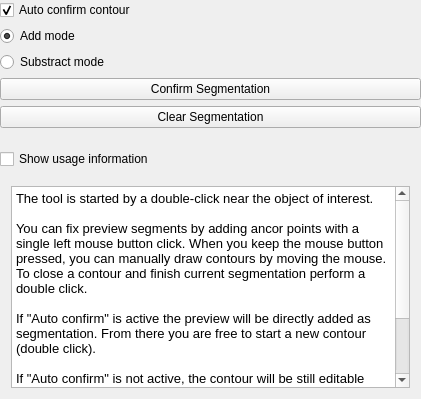
This is Modules/SegmentationUI/Qmitk/QmitkEditableContourToolGUIControls.ui in MITK/MITK as Qt 5 draws it before an edit. The edited form follows.
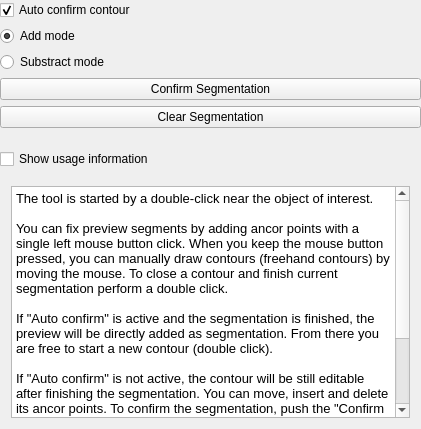
This is the edited form.

Patch:
```diff
--- a/Modules/SegmentationUI/Qmitk/QmitkEditableContourToolGUIControls.ui
+++ b/Modules/SegmentationUI/Qmitk/QmitkEditableContourToolGUIControls.ui
@@ -7,7 +7,7 @@
     <x>0</x>
     <y>0</y>
     <width>421</width>
-    <height>399</height>
+    <height>429</height>
    </rect>
   </property>
   <property name="sizePolicy">
@@ -136,11 +136,11 @@
 &lt;/style&gt;&lt;/head&gt;&lt;body style=&quot; font-family:'MS Shell Dlg 2'; font-size:12pt; font-weight:400; font-style:normal;&quot;&gt;
 &lt;p style=&quot; margin-top:0px; margin-bottom:0px; margin-left:0px; margin-right:0px; -qt-block-indent:0; text-indent:0px;&quot;&gt;&lt;span style=&quot; font-family:'Sans'; font-size:10pt;&quot;&gt;The tool is started by a double-click near the object of interest.&lt;/span&gt;&lt;/p&gt;
 &lt;p style=&quot;-qt-paragraph-type:empty; margin-top:0px; margin-bottom:0px; margin-left:0px; margin-right:0px; -qt-block-indent:0; text-indent:0px; font-family:'Sans'; font-size:10pt;&quot;&gt;&lt;br /&gt;&lt;/p&gt;
-&lt;p style=&quot; margin-top:0px; margin-bottom:0px; margin-left:0px; margin-right:0px; -qt-block-indent:0; text-indent:0px;&quot;&gt;&lt;span style=&quot; font-family:'Sans'; font-size:10pt;&quot;&gt;You can fix preview segments by adding ancor points with a single left mouse button click. When you keep the mouse button pressed, you can manually draw contours by moving the mouse. To close a contour and finish current segmentation perform a double click.&lt;/span&gt;&lt;/p&gt;
+&lt;p style=&quot; margin-top:0px; margin-bottom:0px; margin-left:0px; margin-right:0px; -qt-block-indent:0; text-indent:0px;&quot;&gt;&lt;span style=&quot; font-family:'Sans'; font-size:10pt;&quot;&gt;You can fix preview segments by adding ancor points with a single left mouse button click. When you keep the mouse button pressed, you can manually draw contours (freehand contours) by moving the mouse. To close a contour and finish current segmentation perform a double click.&lt;/span&gt;&lt;/p&gt;
 &lt;p style=&quot;-qt-paragraph-type:empty; margin-top:0px; margin-bottom:0px; margin-left:0px; margin-right:0px; -qt-block-indent:0; text-indent:0px; font-family:'Sans'; font-size:10pt;&quot;&gt;&lt;br /&gt;&lt;/p&gt;
-&lt;p style=&quot; margin-top:0px; margin-bottom:0px; margin-left:0px; margin-right:0px; -qt-block-indent:0; text-indent:0px;&quot;&gt;&lt;span style=&quot; font-family:'Sans'; font-size:10pt;&quot;&gt;If &amp;quot;Auto confirm&amp;quot; is active the preview will be directly added as segmentation. From there you are free to start a new contour (double click).&lt;/span&gt;&lt;/p&gt;
+&lt;p style=&quot; margin-top:0px; margin-bottom:0px; margin-left:0px; margin-right:0px; -qt-block-indent:0; text-indent:0px;&quot;&gt;&lt;span style=&quot; font-family:'Sans'; font-size:10pt;&quot;&gt;If &amp;quot;Auto confirm&amp;quot; is active and the segmentation is finished, the preview will be directly added as segmentation. From there you are free to start a new contour (double click).&lt;/span&gt;&lt;/p&gt;
 &lt;p style=&quot;-qt-paragraph-type:empty; margin-top:0px; margin-bottom:0px; margin-left:0px; margin-right:0px; -qt-block-indent:0; text-indent:0px; font-family:'Sans'; font-size:10pt;&quot;&gt;&lt;br /&gt;&lt;/p&gt;
-&lt;p style=&quot; margin-top:0px; margin-bottom:0px; margin-left:0px; margin-right:0px; -qt-block-indent:0; text-indent:0px;&quot;&gt;&lt;span style=&quot; font-family:'Sans'; font-size:10pt;&quot;&gt;If &amp;quot;Auto confirm&amp;quot; is not active, the contour will be still editable after finishing the segmentation. You can move, insert and delete its ancor points. To confirm the segmentation, push the &amp;quot;Confirm Segmentation&amp;quot; button.&lt;/span&gt;&lt;/p&gt;
+&lt;p style=&quot; margin-top:0px; margin-bottom:0px; margin-left:0px; margin-right:0px; -qt-block-indent:0; text-indent:0px;&quot;&gt;&lt;span style=&quot; font-family:'Sans'; font-size:10pt;&quot;&gt;If &amp;quot;Auto confirm&amp;quot; is not active, the contour will be still editable after finishing the segmentation. You can move, insert and delete its ancor points. To confirm the segmentation, push the &amp;quot;Confirm Segmentation&amp;quot; button. Please be aware that freehand contour parts are treated differently: You cannot add an ancor point there, also you are not allowed to select/move/delete an ancor point that is at the beginning or end of a freehand contour part. &lt;/span&gt;&lt;/p&gt;
 &lt;p style=&quot;-qt-paragraph-type:empty; margin-top:0px; margin-bottom:0px; margin-left:0px; margin-right:0px; -qt-block-indent:0; text-indent:0px; font-family:'Sans'; font-size:10pt;&quot;&gt;&lt;br /&gt;&lt;/p&gt;
 &lt;p style=&quot; margin-top:0px; margin-bottom:0px; margin-left:0px; margin-right:0px; -qt-block-indent:0; text-indent:0px;&quot;&gt;&lt;span style=&quot; font-family:'Sans'; font-size:10pt;&quot;&gt;Push the &amp;quot;Clear Segmentation&amp;quot; button to delete all unconfirmed contours.&lt;/span&gt;&lt;/p&gt;&lt;/body&gt;&lt;/html&gt;</string>
           </property>
```
